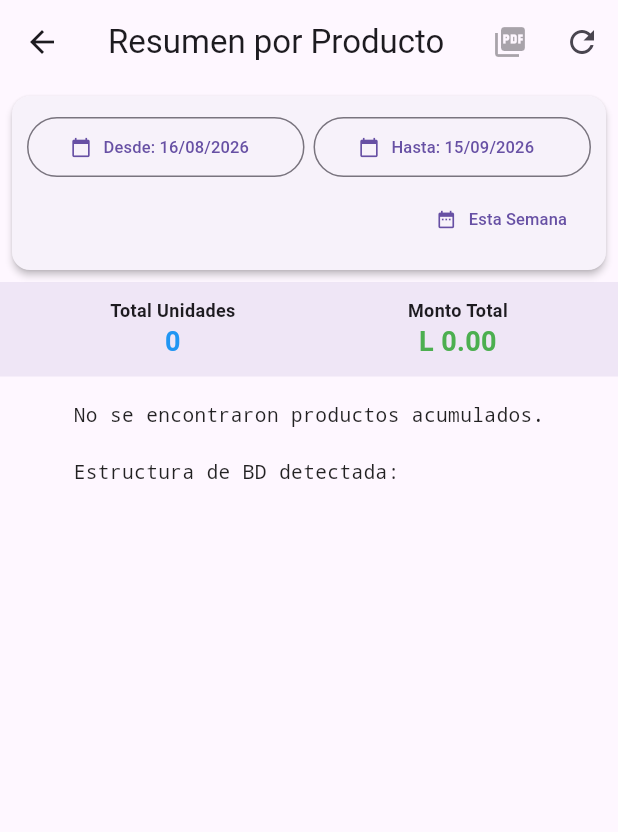
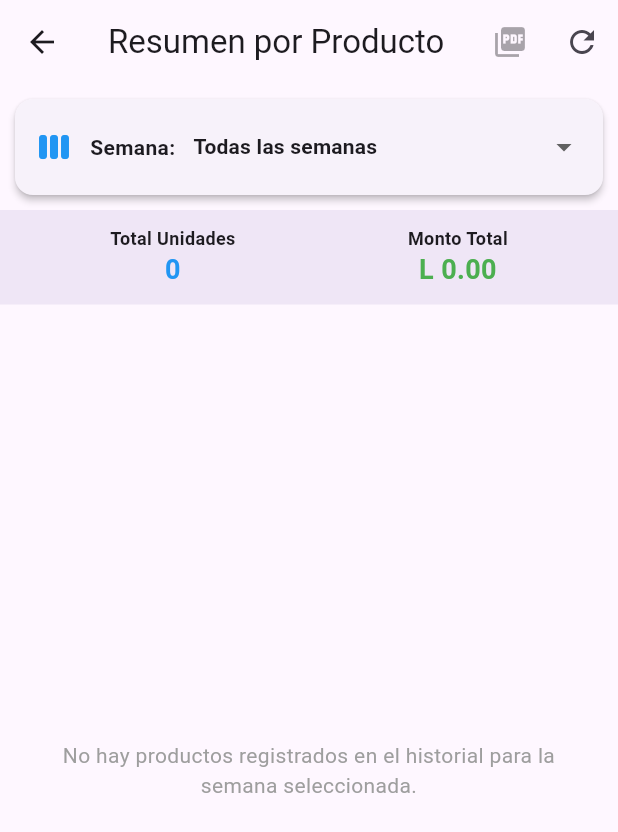
Before and after one commit to hob21081973-glitch/App_Ventas_ExportPdf, a Flutter app: the VistaResumenPorProducto screen opened directly, after a tap on the "refresh" icon, on a phone screen of 412 x 824 dp. Shown: the top 832 px of the screen. Run offline on Flutter 3.47's test engine with Material 3 defaults, Android fonts, the phone set to English and light mode, and no system bars; our stand-ins replace pdf, permission_handler, printing, shared_preferences, sqflite; accounts and stored records are empty.

Commit message:
Update vista_resumen_por_producto.dart

```diff
--- a/lib/vista_resumen_por_producto.dart
+++ b/lib/vista_resumen_por_producto.dart
@@ -18,79 +18,126 @@ class _VistaResumenPorProductoState extends State<VistaResumenPorProducto> {
   bool _cargando = true;
   double _totalGeneral = 0.0;
   int _totalUnidades = 0;
-  String _mensajeDiagnostico = "";
 
-  DateTime? _fechaInicio;
-  DateTime? _fechaFin;
+  // Lista de semanas detectadas en el historial
+  List<String> _semanasDisponibles = ['Todas las semanas'];
+  String _semanaSeleccionada = 'Todas las semanas';
 
   @override
   void initState() {
     super.initState();
-    // Inicia por defecto cubriendo los últimos 30 días
-    final ahora = DateTime.now();
-    _fechaInicio = ahora.subtract(const Duration(days: 30));
-    _fechaFin = ahora;
-    _cargarResumenProductos();
+    _cargarResumenYSemanas();
   }
 
-  Future<void> _cargarResumenProductos() async {
-    setState(() {
-      _cargando = true;
-      _mensajeDiagnostico = "";
-    });
+  Future<Database> _obtenerBaseDatos() async {
+    final path = await getDatabasesPath();
+    final dbPath = '$path/app_ventas.db';
+    return openDatabase(dbPath);
+  }
+
+  Future<void> _cargarResumenYSemanas() async {
+    setState(() => _cargando = true);
 
     try {
-      final path = await getDatabasesPath();
-      final dbPath = '$path/app_ventas.db';
-      final db = await openDatabase(dbPath);
+      final db = await _obtenerBaseDatos();
 
-      // Obtener todas las tablas en la base de datos SQLite
+      // 1. Obtener lista de tablas
       final tablesResult = await db.rawQuery(
         "SELECT name FROM sqlite_master WHERE type='table' AND name NOT LIKE 'sqlite_%' AND name NOT LIKE 'android_%'"
       );
       List<String> tablas = tablesResult.map((t) => t['name'].toString()).toList();
 
+      Set<String> semanasDetectadas = {};
       Map<String, Map<String, dynamic>> resumenMap = {};
-      List<String> infoEstrucutra = [];
 
       for (String tabla in tablas) {
         final pragma = await db.rawQuery("PRAGMA table_info($tabla)");
         List<String> columnas = pragma.map((c) => c['name'].toString()).toList();
-        infoEstrucutra.add("Tabla: '$tabla' -> [${columnas.join(', ')}]");
 
         final List<Map<String, dynamic>> filas = await db.query(tabla);
 
         for (var fila in filas) {
-          // Evaluar filtro de fecha si la tabla tiene columna de fecha
-          String? colFecha = columnas.firstWhere(
-            (c) => c.toLowerCase().contains('fecha') || c.toLowerCase().contains('date'),
-            orElse: () => '',
-          );
+          // Detectar la semana guardada en el pedido
+          String semanaFila = '';
 
-          if (colFecha.isNotEmpty && fila[colFecha] != null) {
-            try {
-              DateTime? fechaFila;
-              String valStr = fila[colFecha].toString();
-              if (valStr.contains('T')) {
-                fechaFila = DateTime.parse(valStr);
-              } else if (valStr.contains('-')) {
-                fechaFila = DateFormat('yyyy-MM-dd').parse(valStr.split(' ')[0]);
+          // Buscar columna que contenga el nombre de la semana
+          for (String col in columnas) {
+            String colLower = col.toLowerCase();
+            if (colLower.contains('semana') || colLower.contains('grupo')) {
+              if (fila[col] != null && fila[col].toString().trim().isNotEmpty) {
+                semanaFila = fila[col].toString().trim();
+                semanasDetectadas.add(semanaFila);
+                break;
+              }
+            }
           }
 
-              if (fechaFila != null) {
-                if (_fechaInicio != null && fechaFila.isBefore(DateTime(_fechaInicio!.year, _fechaInicio!.month, _fechaInicio!.day))) {
-                  continue;
-                }
-                if (_fechaFin != null && fechaFila.isAfter(DateTime(_fechaFin!.year, _fechaFin!.month, _fechaFin!.day, 23, 59, 59))) {
-                  continue;
-                }
+          // Si no está en columnas directas, buscar dentro de datos estructurados/JSON
+          if (semanaFila.isEmpty) {
+            for (String col in columnas) {
+              dynamic val = fila[col];
+              if (val is String && val.contains('semana')) {
+                try {
+                  var jsonVal = jsonDecode(val);
+                  if (jsonVal is Map && jsonVal.containsKey('semana')) {
+                    semanaFila = jsonVal['semana'].toString().trim();
+                    if (semanaFila.isNotEmpty) semanasDetectadas.add(semanaFila);
                   }
                 } catch (_) {}
               }
+            }
+          }
 
-          // Extraer productos si es una tabla relacional directa
+          // Aplicar filtro de la semana seleccionada
+          if (_semanaSeleccionada != 'Todas las semanas' && semanaFila.isNotEmpty) {
+            if (semanaFila.toLowerCase() != _semanaSeleccionada.toLowerCase()) {
+              continue; // Salta los pedidos que no pertenezcan a la semana seleccionada
+            }
+          }
+
+          // Extraer productos del pedido
+          _procesarProductosDeFila(fila, columnas, resumenMap, tabla);
+        }
+      }
+
+      // Actualizar la lista desplegable de semanas
+      List<String> listaSemanas = ['Todas las semanas', ...semanasDetectadas.toList()..sort()];
+
+      List<Map<String, dynamic>> resultado = resumenMap.values.toList();
+      resultado.sort((a, b) => (b['total_cantidad'] as int).compareTo(a['total_cantidad'] as int));
+
+      double sumaMonto = 0.0;
+      int sumaCantidad = 0;
+      for (var item in resultado) {
+        sumaCantidad += (item['total_cantidad'] as int);
+        sumaMonto += (item['total_monto'] as double);
+      }
+
+      setState(() {
+        _semanasDisponibles = listaSemanas;
+        if (!_semanasDisponibles.contains(_semanaSeleccionada)) {
+          _semanaSeleccionada = 'Todas las semanas';
+        }
+        _productosConsolidados = resultado;
+        _totalUnidades = sumaCantidad;
+        _totalGeneral = sumaMonto;
+        _cargando = false;
+      });
+    } catch (e) {
+      debugPrint("Error al cargar resumen por semana: $e");
+      setState(() => _cargando = false);
+    }
+  }
+
+  void _procesarProductosDeFila(
+    Map<String, dynamic> fila,
+    List<String> columnas,
+    Map<String, Map<String, dynamic>> resumenMap,
+    String tabla,
+  ) {
+    // Caso 1: Tabla relacional directa de detalle de productos
     String? colNombre = columnas.firstWhere(
-            (c) => ['nombre_producto', 'producto', 'nombre', 'descripcion', 'item'].contains(c.toLowerCase()),
+      (c) => ['nombre_producto', 'producto', 'nombre', 'descripcion'].contains(c.toLowerCase()),
       orElse: () => '',
     );
     String? colCant = columnas.firstWhere(
@@ -98,7 +145,7 @@ class _VistaResumenPorProductoState extends State<VistaResumenPorProducto> {
       orElse: () => '',
     );
     String? colMonto = columnas.firstWhere(
-            (c) => ['subtotal', 'total', 'monto', 'precio', 'precio_total'].contains(c.toLowerCase()),
+      (c) => ['subtotal', 'total', 'monto', 'precio'].contains(c.toLowerCase()),
       orElse: () => '',
     );
 
@@ -110,7 +157,7 @@ class _VistaResumenPorProductoState extends State<VistaResumenPorProducto> {
         _agregarAlResumen(resumenMap, nombre, cant, monto);
       }
     } else {
-            // Extraer productos si están guardados como JSON dentro de la tabla pedidos
+      // Caso 2: Productos guardados como lista/JSON en la tabla de pedidos
       for (String col in columnas) {
         dynamic val = fila[col];
         if (val is String && (val.trim().startsWith('[') || val.trim().startsWith('{'))) {
@@ -132,34 +179,6 @@ class _VistaResumenPorProductoState extends State<VistaResumenPorProducto> {
       }
     }
   }
-      }
-
-      List<Map<String, dynamic>> resultado = resumenMap.values.toList();
-      resultado.sort((a, b) => (b['total_cantidad'] as int).compareTo(a['total_cantidad'] as int));
-
-      double sumaMonto = 0.0;
-      int sumaCantidad = 0;
-      for (var item in resultado) {
-        sumaCantidad += (item['total_cantidad'] as int);
-        sumaMonto += (item['total_monto'] as double);
-      }
-
-      setState(() {
-        _productosConsolidados = resultado;
-        _totalUnidades = sumaCantidad;
-        _totalGeneral = sumaMonto;
-        _cargando = false;
-        if (resultado.isEmpty) {
-          _mensajeDiagnostico = "No se encontraron productos acumulados.\n\nEstructura de BD detectada:\n" + infoEstrucutra.join("\n");
-        }
-      });
-    } catch (e) {
-      setState(() {
-        _cargando = false;
-        _mensajeDiagnostico = "Error al leer base de datos:\n$e";
-      });
-    }
-  }
 
   void _agregarAlResumen(Map<String, Map<String, dynamic>> map, String nombre, int cant, double monto) {
     if (!map.containsKey(nombre)) {
@@ -173,51 +192,10 @@ class _VistaResumenPorProductoState extends State<VistaResumenPorProducto> {
     map[nombre]!['total_monto'] = (map[nombre]!['total_monto'] as double) + monto;
   }
 
-  Future<void> _seleccionarFechaInicio(BuildContext context) async {
-    final DateTime? picked = await showDatePicker(
-      context: context,
-      initialDate: _fechaInicio ?? DateTime.now(),
-      firstDate: DateTime(2020),
-      lastDate: DateTime(2035),
-    );
-    if (picked != null) {
-      setState(() => _fechaInicio = picked);
-      _cargarResumenProductos();
-    }
-  }
-
-  Future<void> _seleccionarFechaFin(BuildContext context) async {
-    final DateTime? picked = await showDatePicker(
-      context: context,
-      initialDate: _fechaFin ?? DateTime.now(),
-      firstDate: DateTime(2020),
-      lastDate: DateTime(2035),
-    );
-    if (picked != null) {
-      setState(() => _fechaFin = picked);
-      _cargarResumenProductos();
-    }
-  }
-
-  void _establecerSemanaActual() {
-    final ahora = DateTime.now();
-    final inicioSemana = ahora.subtract(Duration(days: ahora.weekday - 1));
-    setState(() {
-      _fechaInicio = DateTime(inicioSemana.year, inicioSemana.month, inicioSemana.day);
-      _fechaFin = ahora;
-    });
-    _cargarResumenProductos();
-  }
-
   Future<void> _generarPdfResumen() async {
     final pdf = pw.Document();
     final formatoMoneda = NumberFormat.currency(symbol: 'L ', decimalDigits: 2);
     final fechaHoy = DateFormat('dd/MM/yyyy HH:mm').format(DateTime.now());
-
-    String rangoTexto = "Todas las fechas";
-    if (_fechaInicio != null && _fechaFin != null) {
-      rangoTexto = "${DateFormat('dd/MM/yyyy').format(_fechaInicio!)} al ${DateFormat('dd/MM/yyyy').format(_fechaFin!)}";
-    }
 
     pdf.addPage(
       pw.MultiPage(
@@ -237,7 +215,7 @@ class _VistaResumenPorProductoState extends State<VistaResumenPorProducto> {
               ),
             ),
             pw.SizedBox(height: 5),
-            pw.Text('Rango de Fechas: $rangoTexto', style: pw.TextStyle(fontSize: 11, fontWeight: pw.FontWeight.bold)),
+            pw.Text('Filtro: $_semanaSeleccionada', style: pw.TextStyle(fontSize: 12, fontWeight: pw.FontWeight.bold)),
             pw.SizedBox(height: 10),
             pw.Text('Total Unidades: $_totalUnidades'),
             pw.Text('Monto Total: ${formatoMoneda.format(_totalGeneral)}'),
@@ -260,14 +238,13 @@ class _VistaResumenPorProductoState extends State<VistaResumenPorProducto> {
 
     await Printing.layoutPdf(
       onLayout: (PdfPageFormat format) async => pdf.save(),
-      name: 'Resumen_Por_Producto.pdf',
+      name: 'Resumen_Productos_${_semanaSeleccionada.replaceAll(' ', '_')}.pdf',
     );
   }
 
   @override
   Widget build(BuildContext context) {
     final formatoMoneda = NumberFormat.currency(symbol: 'L ', decimalDigits: 2);
-    final formatoFecha = DateFormat('dd/MM/yyyy');
 
     return Scaffold(
       appBar: AppBar(
@@ -279,59 +256,55 @@ class _VistaResumenPorProductoState extends State<VistaResumenPorProducto> {
           ),
           IconButton(
             icon: const Icon(Icons.refresh),
-            onPressed: _cargarResumenProductos,
+            onPressed: _cargarResumenYSemanas,
           ),
         ],
       ),
       body: Column(
         children: [
-          // Filtros de fecha y acceso rápido
+          // Selector desplegable de Semanas
           Card(
-            margin: const EdgeInsets.all(8),
+            margin: const EdgeInsets.all(10),
             elevation: 2,
             child: Padding(
-              padding: const EdgeInsets.all(10),
-              child: Column(
+              padding: const EdgeInsets.symmetric(horizontal: 14, vertical: 8),
+              child: Row(
                 children: [
-                  Row(
-                    children: [
+                  const Icon(Icons.view_week, color: Colors.blue),
+                  const SizedBox(width: 12),
+                  const Text('Semana:', style: TextStyle(fontWeight: FontWeight.bold, fontSize: 14)),
+                  const SizedBox(width: 12),
                   Expanded(
-                        child: OutlinedButton.icon(
-                          onPressed: () => _seleccionarFechaInicio(context),
-                          icon: const Icon(Icons.calendar_today, size: 14),
-                          label: Text(
-                            _fechaInicio != null ? 'Desde: ${formatoFecha.format(_fechaInicio!)}' : 'Fecha Inicio',
-                            style: const TextStyle(fontSize: 11),
+                    child: DropdownButtonHideUnderline(
+                      child: DropdownButton<String>(
+                        value: _semanaSeleccionada,
+                        isExpanded: true,
+                        items: _semanasDisponibles.map((String semana) {
+                          return DropdownMenuItem<String>(
+                            value: semana,
+                            child: Text(
+                              semana,
+                              style: const TextStyle(fontWeight: FontWeight.w600, fontSize: 14),
                             ),
-                        ),
-                      ),
-                      const SizedBox(width: 6),
-                      Expanded(
-                        child: OutlinedButton.icon(
-                          onPressed: () => _seleccionarFechaFin(context),
-                          icon: const Icon(Icons.calendar_today, size: 14),
-                          label: Text(
-                            _fechaFin != null ? 'Hasta: ${formatoFecha.format(_fechaFin!)}' : 'Fecha Fin',
-                            style: const TextStyle(fontSize: 11),
+                          );
+                        }).toList(),
+                        onChanged: (nuevoValor) {
+                          if (nuevoValor != null) {
+                            setState(() {
+                              _semanaSeleccionada = nuevoValor;
+                            });
+                            _cargarResumenYSemanas();
+                          }
+                        },
                       ),
                     ),
                   ),
                 ],
               ),
-                  Align(
-                    alignment: Alignment.centerRight,
-                    child: TextButton.icon(
-                      onPressed: _establecerSemanaActual,
-                      icon: const Icon(Icons.date_range, size: 14),
-                      label: const Text('Esta Semana', style: TextStyle(fontSize: 11)),
-                    ),
-                  )
-                ],
-              ),
             ),
           ),
 
-          // Tarjeta de Totales
+          // Resumen de Totales
           Container(
             padding: const EdgeInsets.symmetric(vertical: 10, horizontal: 16),
             color: Theme.of(context).primaryColor.withOpacity(0.1),
@@ -354,12 +327,22 @@ class _VistaResumenPorProductoState extends State<VistaResumenPorProducto> {
             ),
           ),
 
-          // Contenido principal / Lista de productos o diagnósticos
+          // Lista de Productos Consolidados
           Expanded(
             child: _cargando
                 ? const Center(child: CircularProgressIndicator())
-                : _productosConsolidados.isNotEmpty
-                    ? ListView.builder(
+                : _productosConsolidados.isEmpty
+                    ? const Center(
+                        child: Padding(
+                          padding: EdgeInsets.all(20.0),
+                          child: Text(
+                            'No hay productos registrados en el historial para la semana seleccionada.',
+                            textAlign: TextAlign.center,
+                            style: TextStyle(color: Colors.grey, fontSize: 14),
+                          ),
+                        ),
+                      )
+                    : ListView.builder(
                         itemCount: _productosConsolidados.length,
                         itemBuilder: (context, index) {
                           final item = _productosConsolidados[index];
@@ -368,14 +351,14 @@ class _VistaResumenPorProductoState extends State<VistaResumenPorProducto> {
                           final monto = item['total_monto'] ?? 0.0;
 
                           return Card(
-                            margin: const EdgeInsets.symmetric(horizontal: 8, vertical: 3),
+                            margin: const EdgeInsets.symmetric(horizontal: 10, vertical: 4),
                             child: ListTile(
                               leading: CircleAvatar(
                                 backgroundColor: Theme.of(context).primaryColor,
                                 child: Text('$cant', style: const TextStyle(color: Colors.white, fontWeight: FontWeight.bold, fontSize: 12)),
                               ),
                               title: Text(nombre, style: const TextStyle(fontWeight: FontWeight.bold, fontSize: 14)),
-                              subtitle: Text('Total unidades vendidas: $cant'),
+                              subtitle: Text('Unidades en $_semanaSeleccionada: $cant'),
                               trailing: Text(
                                 formatoMoneda.format(monto),
                                 style: const TextStyle(color: Colors.green, fontWeight: FontWeight.bold, fontSize: 14),
@@ -383,13 +366,6 @@ class _VistaResumenPorProductoState extends State<VistaResumenPorProducto> {
                             ),
                           );
                         },
-                      )
-                    : SingleChildScrollView(
-                        padding: const EdgeInsets.all(16.0),
-                        child: Text(
-                          _mensajeDiagnostico,
-                          style: const TextStyle(color: Colors.black87, fontSize: 13, fontFamily: 'monospace'),
-                        ),
                       ),
           ),
         ],
```
Lines whose indentation alone changed are shown as unchanged.
